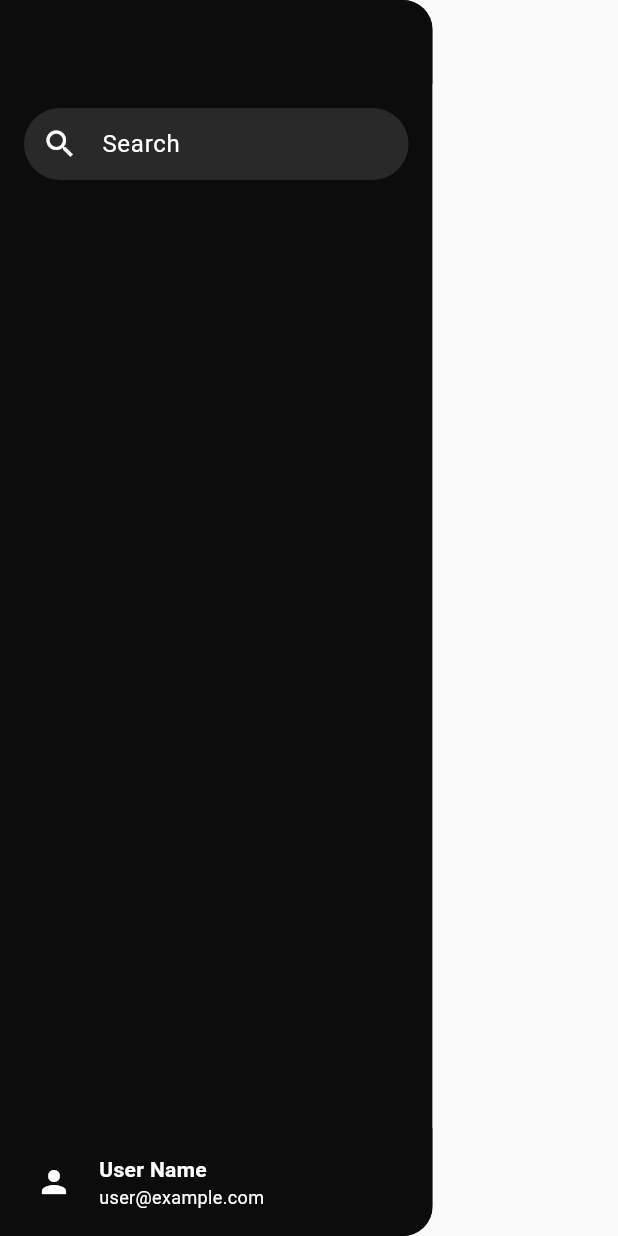
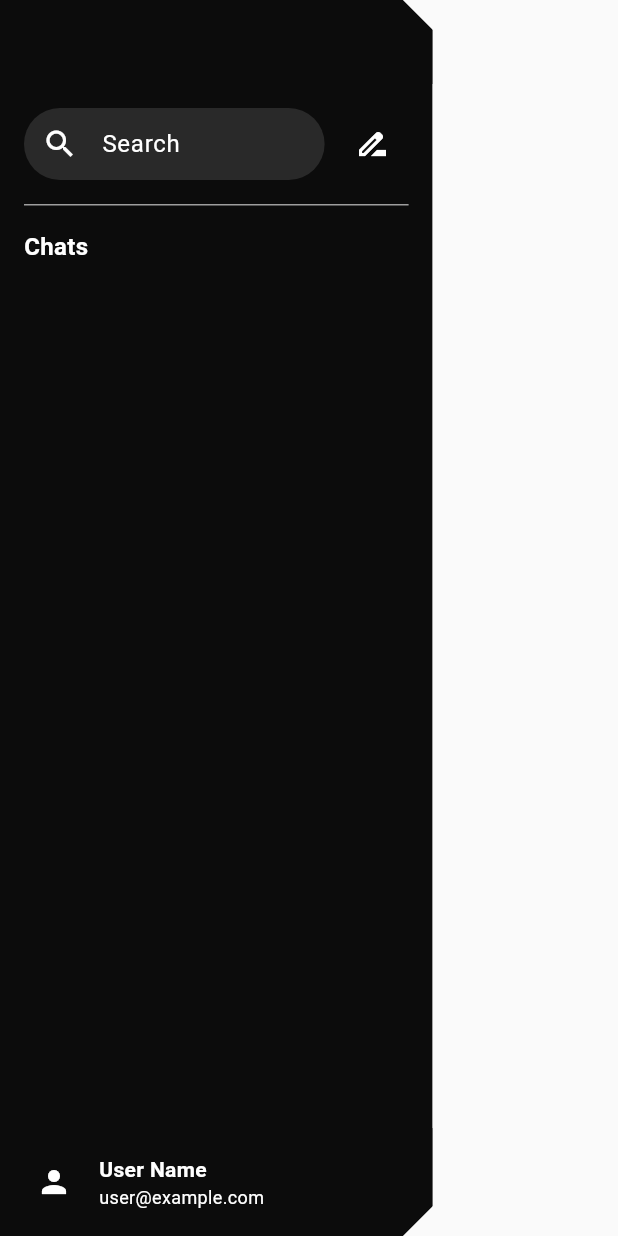
Before and after one commit to Maharshi-24/MGPT, a Flutter app: the CustomDrawer widget shown alone on an empty page, opened directly, on a phone screen of 412 x 824 dp. Run offline on Flutter 3.47's test engine with Material 3 defaults, Android fonts, the phone set to English and light mode, and no system bars.

Commit message:
Basic drawer structure done.

```diff
--- a/lib/screens/chat_screen.dart
+++ b/lib/screens/chat_screen.dart
@@ -2,8 +2,6 @@ import 'package:flutter/material.dart';
 import 'package:provider/provider.dart';
 import '../widgets/chat/chat_message_list.dart';
 import '../widgets/chat/chat_input.dart';
-import '../widgets/chat/chat_input.dart';
-import '../widgets/chat/chat_message_list.dart';
 import '../widgets/drawer/custom_drawer.dart';
 import '../providers/chat_provider.dart';
 
@@ -70,6 +68,7 @@ class _ChatScreenState extends State<ChatScreen> {
               ),
               child: Column(
                 children: [
+                  // Custom AppBar
                   AppBar(
                     title: const Align(
                       alignment: Alignment.centerLeft,
@@ -81,13 +80,12 @@ class _ChatScreenState extends State<ChatScreen> {
                     backgroundColor: Colors.black87,
                     elevation: 0,
                     leading: IconButton(
-                      icon: Image.asset(
-                        'assets/images/drawer_icon.png',
-                        width: 24,
-                        height: 24,
+                      icon: const Icon(
+                        Icons.short_text, // Default Flutter drawer icon
                         color: Colors.white,
+                        size: 38,
                       ),
-                      onPressed: _toggleDrawer,
+                      onPressed: _toggleDrawer, // Toggle drawer state
                     ),
                   ),
                   Expanded(
--- a/lib/widgets/drawer/custom_drawer.dart
+++ b/lib/widgets/drawer/custom_drawer.dart
@@ -1,25 +1,59 @@
 import 'package:flutter/material.dart';
 import 'drawer_header.dart'; // Import your custom drawer header
 
-class CustomDrawer extends StatelessWidget {
+class CustomDrawer extends StatefulWidget {
   const CustomDrawer({super.key});
 
   @override
+  _CustomDrawerState createState() => _CustomDrawerState();
+}
+
+class _CustomDrawerState extends State<CustomDrawer> {
+  final FocusNode _searchFocusNode = FocusNode(); // FocusNode for the search bar
+  double _drawerWidth = 0.7; // Initial width of the drawer (70% of screen width)
+  double _maxStretch = 1.0; // Maximum stretch (100% of screen width)
+  double _currentDragOffset = 0.0; // Current drag offset
+
+  @override
   Widget build(BuildContext context) {
-    return ClipRRect(
-      borderRadius: const BorderRadius.only(
-        topRight: Radius.circular(20),
-        bottomRight: Radius.circular(20),
-      ),
+    final screenWidth = MediaQuery.of(context).size.width;
+
+    return GestureDetector(
+      onTap: () {
+        // Unfocus the search bar when tapping outside
+        _searchFocusNode.unfocus();
+      },
+      onHorizontalDragUpdate: (DragUpdateDetails details) {
+        // Calculate the drag offset
+        setState(() {
+          _currentDragOffset = details.primaryDelta! / screenWidth;
+          _drawerWidth = (_drawerWidth + _currentDragOffset).clamp(0.7, _maxStretch);
+        });
+      },
+      onHorizontalDragEnd: (DragEndDetails details) {
+        // Snap the drawer back to its original width when the drag ends
+        setState(() {
+          _drawerWidth = 0.7; // Reset to 70% of screen width
+          _currentDragOffset = 0.0; // Reset drag offset
+        });
+      },
+      child: AnimatedContainer(
+        duration: const Duration(milliseconds: 200), // Smooth animation
+        width: screenWidth * _drawerWidth, // Dynamic width based on drag
+        child: ClipPath(
+          clipper: _DrawerClipper(), // Custom clipper for pointy edges
           child: Container(
-        width: MediaQuery.of(context).size.width * 0.7,
             color: const Color(0xFF0C0C0C),
             child: Column(
               children: [
                 const CustomDrawerHeader(), // Use the renamed widget here
                 Padding(
                   padding: const EdgeInsets.all(16.0),
+                  child: Row(
+                    children: [
+                      Expanded(
                         child: TextField(
+                          focusNode: _searchFocusNode, // Assign the FocusNode to the search bar
                           decoration: InputDecoration(
                             hintText: 'Search',
                             hintStyle: const TextStyle(color: Colors.white),
@@ -35,10 +69,54 @@ class CustomDrawer extends StatelessWidget {
                           style: const TextStyle(color: Colors.white),
                         ),
                       ),
+                      const SizedBox(width: 8), // Add some space between the search bar and the icon
+                      IconButton(
+                        icon: const Icon(Icons.drive_file_rename_outline, color: Colors.white),
+                        onPressed: () {
+                          // Handle the edit icon press
+                        },
+                      ),
+                    ],
+                  ),
+                ),
+                // Add a divider line between the search bar and "Chats"
+                const Divider(
+                  color: Colors.grey, // Color of the divider line
+                  height: 1, // Height of the divider line
+                  thickness: 1, // Thickness of the divider line
+                  indent: 16, // Left padding for the divider
+                  endIndent: 16, // Right padding for the divider
+                ),
+                const SizedBox(height: 16), // Add space below the divider
+                // Add the "Chats" heading below the search bar
+                const Padding(
+                  padding: EdgeInsets.symmetric(horizontal: 16.0),
+                  child: Align(
+                    alignment: Alignment.centerLeft,
+                    child: Text(
+                      'Chats',
+                      style: TextStyle(
+                        color: Colors.white,
+                        fontSize: 16,
+                        fontWeight: FontWeight.bold,
+                      ),
+                    ),
+                  ),
+                ),
                 Expanded(
                   child: ListView(
                     padding: EdgeInsets.zero,
-                children: const [],
+                    children: const [
+                      // Placeholder for chat history (will be populated later)
+                      // Example:
+                      // ListTile(
+                      //   leading: Icon(Icons.chat, color: Colors.white),
+                      //   title: Text('Chat 1', style: TextStyle(color: Colors.white)),
+                      //   onTap: () {
+                      //     // Navigate to the selected chat
+                      //   },
+                      // ),
+                    ],
                   ),
                 ),
                 Container(
@@ -81,6 +159,27 @@ class CustomDrawer extends StatelessWidget {
               ],
             ),
           ),
+        ),
+      ),
     );
   }
 }
+
+// Custom clipper to make the right edges of the drawer pointy
+class _DrawerClipper extends CustomClipper<Path> {
+  @override
+  Path getClip(Size size) {
+    final path = Path();
+    path.moveTo(0, 0); // Start at the top-left corner
+    path.lineTo(size.width - 20, 0); // Move to the top-right corner (minus 20 for the pointy edge)
+    path.lineTo(size.width, 20); // Create a diagonal line for the pointy edge
+    path.lineTo(size.width, size.height - 20); // Move to the bottom-right corner (minus 20 for the pointy edge)
+    path.lineTo(size.width - 20, size.height); // Create a diagonal line for the pointy edge
+    path.lineTo(0, size.height); // Move to the bottom-left corner
+    path.close(); // Close the path
+    return path;
+  }
+
+  @override
+  bool shouldReclip(covariant CustomClipper<Path> oldClipper) => false;
+}
```
Lines whose indentation alone changed are shown as unchanged.
